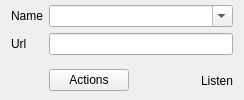
First picture: the form in src/GUI/PlayerPlugins/Stream/GUI_Stream.ui, repository return42/sayonara, before the edit.
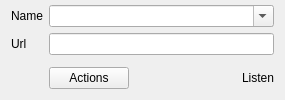
Second picture: the form after the edit. Icons and pictures are not drawn. Custom widgets are drawn as their Qt base class.

What changed in the file:
```diff
--- a/src/GUI/PlayerPlugins/Stream/GUI_Stream.ui
+++ b/src/GUI/PlayerPlugins/Stream/GUI_Stream.ui
@@ -2,12 +2,20 @@
 <ui version="4.0">
  <class>GUI_Stream</class>
  <widget class="PlayerPluginInterface" name="GUI_Stream">
+  <property name="geometry">
+   <rect>
+    <x>0</x>
+    <y>0</y>
+    <width>285</width>
+    <height>100</height>
+   </rect>
+  </property>
   <layout class="QGridLayout" name="gridLayout">
    <property name="topMargin">
     <number>5</number>
    </property>
    <property name="bottomMargin">
-    <number>0</number>
+    <number>5</number>
    </property>
    <property name="verticalSpacing">
     <number>6</number>
```
